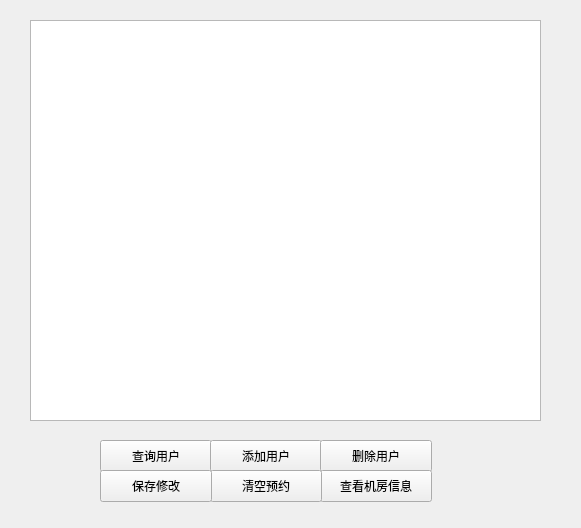
wtzhu13/CPPOrCProectDemo, file OrderSysV2/orderSystem/widget.ui: the form before one commit.
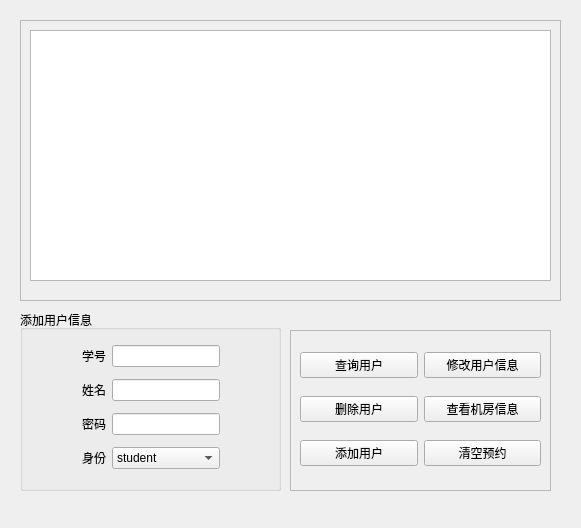
The form after the commit.

Commit message: 优化V2预约系统管理员界面和部分功能的细节

The edit to the form file:
```diff
--- a/OrderSysV2/orderSystem/widget.ui
+++ b/OrderSysV2/orderSystem/widget.ui
@@ -31,93 +31,188 @@
   <property name="windowTitle">
    <string>OrderSystem</string>
   </property>
-  <widget class="QPushButton" name="pushButton">
+  <widget class="QFrame" name="frame">
    <property name="geometry">
     <rect>
-     <x>100</x>
-     <y>440</y>
-     <width>112</width>
-     <height>32</height>
-    </rect>
-   </property>
-   <property name="text">
-    <string>查询用户</string>
-   </property>
-  </widget>
-  <widget class="QPushButton" name="pushButton_addUser">
-   <property name="geometry">
-    <rect>
-     <x>210</x>
-     <y>440</y>
-     <width>112</width>
-     <height>32</height>
-    </rect>
-   </property>
-   <property name="text">
-    <string>添加用户</string>
-   </property>
-  </widget>
-  <widget class="QPushButton" name="pushButton_delUser">
-   <property name="geometry">
-    <rect>
-     <x>320</x>
-     <y>440</y>
-     <width>112</width>
-     <height>32</height>
-    </rect>
-   </property>
-   <property name="text">
-    <string>删除用户</string>
-   </property>
-  </widget>
-  <widget class="QPushButton" name="pushButton_roomInfo">
-   <property name="geometry">
-    <rect>
-     <x>320</x>
-     <y>470</y>
-     <width>112</width>
-     <height>32</height>
-    </rect>
-   </property>
-   <property name="text">
-    <string>查看机房信息</string>
-   </property>
-  </widget>
-  <widget class="QPushButton" name="pushButton_clearOrder">
-   <property name="geometry">
-    <rect>
-     <x>210</x>
-     <y>470</y>
-     <width>112</width>
-     <height>32</height>
-    </rect>
-   </property>
-   <property name="text">
-    <string>清空预约</string>
-   </property>
-  </widget>
-  <widget class="QTableView" name="tableView">
-   <property name="geometry">
-    <rect>
-     <x>30</x>
+     <x>20</x>
      <y>20</y>
-     <width>511</width>
-     <height>401</height>
+     <width>541</width>
+     <height>281</height>
     </rect>
    </property>
+   <property name="frameShape">
+    <enum>QFrame::StyledPanel</enum>
+   </property>
+   <property name="frameShadow">
+    <enum>QFrame::Raised</enum>
+   </property>
+   <widget class="QTableView" name="tableView">
+    <property name="geometry">
+     <rect>
+      <x>10</x>
+      <y>10</y>
+      <width>521</width>
+      <height>251</height>
+     </rect>
+    </property>
+   </widget>
   </widget>
-  <widget class="QPushButton" name="pushButton_modifyUserInfo">
+  <widget class="QGroupBox" name="groupBox">
    <property name="geometry">
     <rect>
-     <x>100</x>
-     <y>470</y>
-     <width>112</width>
-     <height>32</height>
+     <x>20</x>
+     <y>310</y>
+     <width>261</width>
+     <height>181</height>
     </rect>
    </property>
-   <property name="text">
-    <string>保存修改</string>
+   <property name="title">
+    <string>添加用户信息</string>
    </property>
+   <layout class="QGridLayout" name="gridLayout_2">
+    <item row="3" column="2">
+     <widget class="QComboBox" name="comboBox">
+      <item>
+       <property name="text">
+        <string>student</string>
+       </property>
+      </item>
+      <item>
+       <property name="text">
+        <string>teacher</string>
+       </property>
+      </item>
+      <item>
+       <property name="text">
+        <string>admin</string>
+       </property>
+      </item>
+     </widget>
+    </item>
+    <item row="0" column="2">
+     <widget class="QLineEdit" name="lineEdit_id"/>
+    </item>
+    <item row="1" column="2">
+     <widget class="QLineEdit" name="lineEdit_naem"/>
+    </item>
+    <item row="3" column="1">
+     <widget class="QLabel" name="label_4">
+      <property name="text">
+       <string>身份</string>
+      </property>
+     </widget>
+    </item>
+    <item row="3" column="0">
+     <spacer name="horizontalSpacer">
+      <property name="orientation">
+       <enum>Qt::Horizontal</enum>
+      </property>
+      <property name="sizeHint" stdset="0">
+       <size>
+        <width>40</width>
+        <height>20</height>
+       </size>
+      </property>
+     </spacer>
+    </item>
+    <item row="0" column="1">
+     <widget class="QLabel" name="label">
+      <property name="text">
+       <string>学号</string>
+      </property>
+     </widget>
+    </item>
+    <item row="2" column="2">
+     <widget class="QLineEdit" name="lineEdit_pwd"/>
+    </item>
+    <item row="2" column="1">
+     <widget class="QLabel" name="label_3">
+      <property name="text">
+       <string>密码</string>
+      </property>
+     </widget>
+    </item>
+    <item row="1" column="1">
+     <widget class="QLabel" name="label_2">
+      <property name="text">
+       <string>姓名</string>
+      </property>
+     </widget>
+    </item>
+    <item row="3" column="3">
+     <spacer name="horizontalSpacer_2">
+      <property name="orientation">
+       <enum>Qt::Horizontal</enum>
+      </property>
+      <property name="sizeHint" stdset="0">
+       <size>
+        <width>40</width>
+        <height>20</height>
+       </size>
+      </property>
+     </spacer>
+    </item>
+   </layout>
+  </widget>
+  <widget class="QFrame" name="frame_2">
+   <property name="geometry">
+    <rect>
+     <x>290</x>
+     <y>330</y>
+     <width>261</width>
+     <height>161</height>
+    </rect>
+   </property>
+   <property name="frameShape">
+    <enum>QFrame::StyledPanel</enum>
+   </property>
+   <property name="frameShadow">
+    <enum>QFrame::Raised</enum>
+   </property>
+   <layout class="QGridLayout" name="gridLayout">
+    <item row="0" column="0">
+     <widget class="QPushButton" name="pushButton">
+      <property name="text">
+       <string>查询用户</string>
+      </property>
+     </widget>
+    </item>
+    <item row="0" column="1">
+     <widget class="QPushButton" name="pushButton_modifyUserInfo">
+      <property name="text">
+       <string>修改用户信息</string>
+      </property>
+     </widget>
+    </item>
+    <item row="1" column="0">
+     <widget class="QPushButton" name="pushButton_delUser">
+      <property name="text">
+       <string>删除用户</string>
+      </property>
+     </widget>
+    </item>
+    <item row="1" column="1">
+     <widget class="QPushButton" name="pushButton_roomInfo">
+      <property name="text">
+       <string>查看机房信息</string>
+      </property>
+     </widget>
+    </item>
+    <item row="2" column="0">
+     <widget class="QPushButton" name="pushButton_addUser">
+      <property name="text">
+       <string>添加用户</string>
+      </property>
+     </widget>
+    </item>
+    <item row="2" column="1">
+     <widget class="QPushButton" name="pushButton_clearOrder">
+      <property name="text">
+       <string>清空预约</string>
+      </property>
+     </widget>
+    </item>
+   </layout>
   </widget>
  </widget>
  <resources/>
```
The commit also changes 13 other files.
